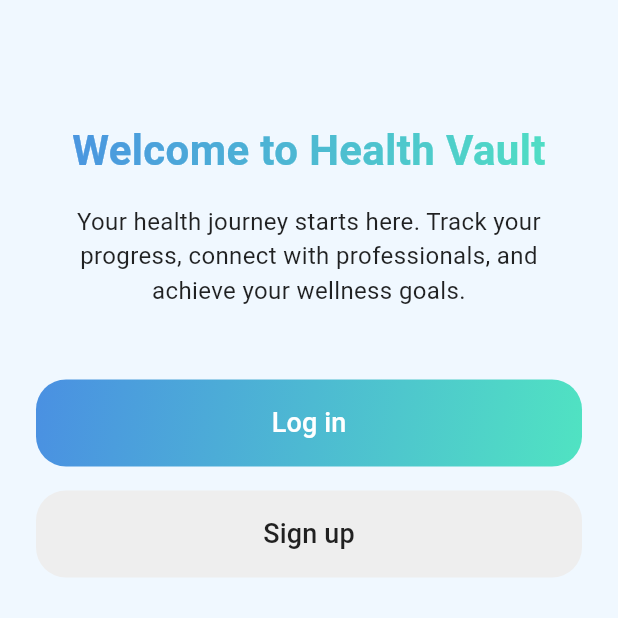
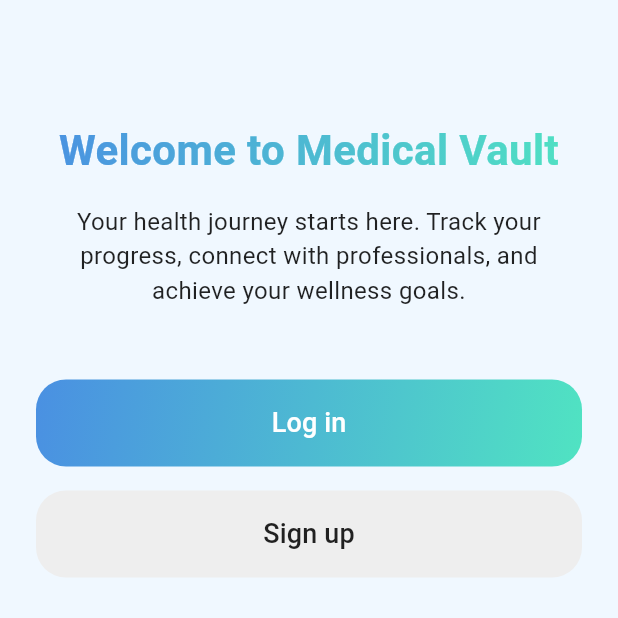
Before and after one commit to TpMahajan/MedicalVault, a Flutter app: the screen it shows after launch, on a phone screen of 412 x 824 dp, the top half of it. Run offline on Flutter 3.47's test engine with Material 3 defaults, Android fonts, the phone set to English and light mode, and no system bars; our stand-ins replace cross_file, dio, file_picker, image_picker, lottie, open_file and 3 more; missing offline and left inert: mongo_dart.

```diff
--- a/lib/main.dart
+++ b/lib/main.dart
@@ -48,7 +48,7 @@ class WelcomeScreen extends StatelessWidget {
                   end: Alignment.bottomRight,
                 ).createShader(bounds),
                 child: const Text(
-                  'Welcome to Health Vault',
+                  'Welcome to Medical Vault',
                   textAlign: TextAlign.center,
                   style: TextStyle(
                     fontSize: 28,
```
